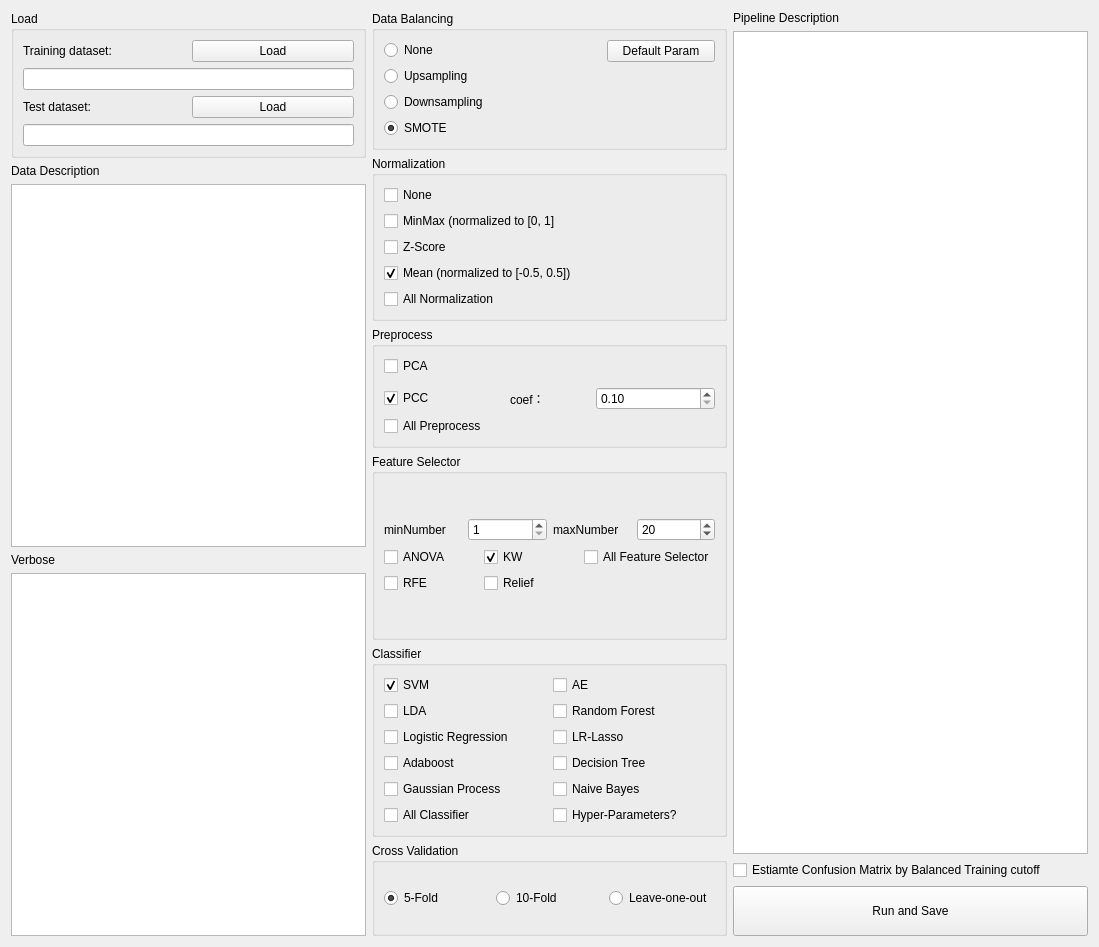
Above: BC/GUI/Process.ui from salan668/FAE before the change. Below: the same form after it.
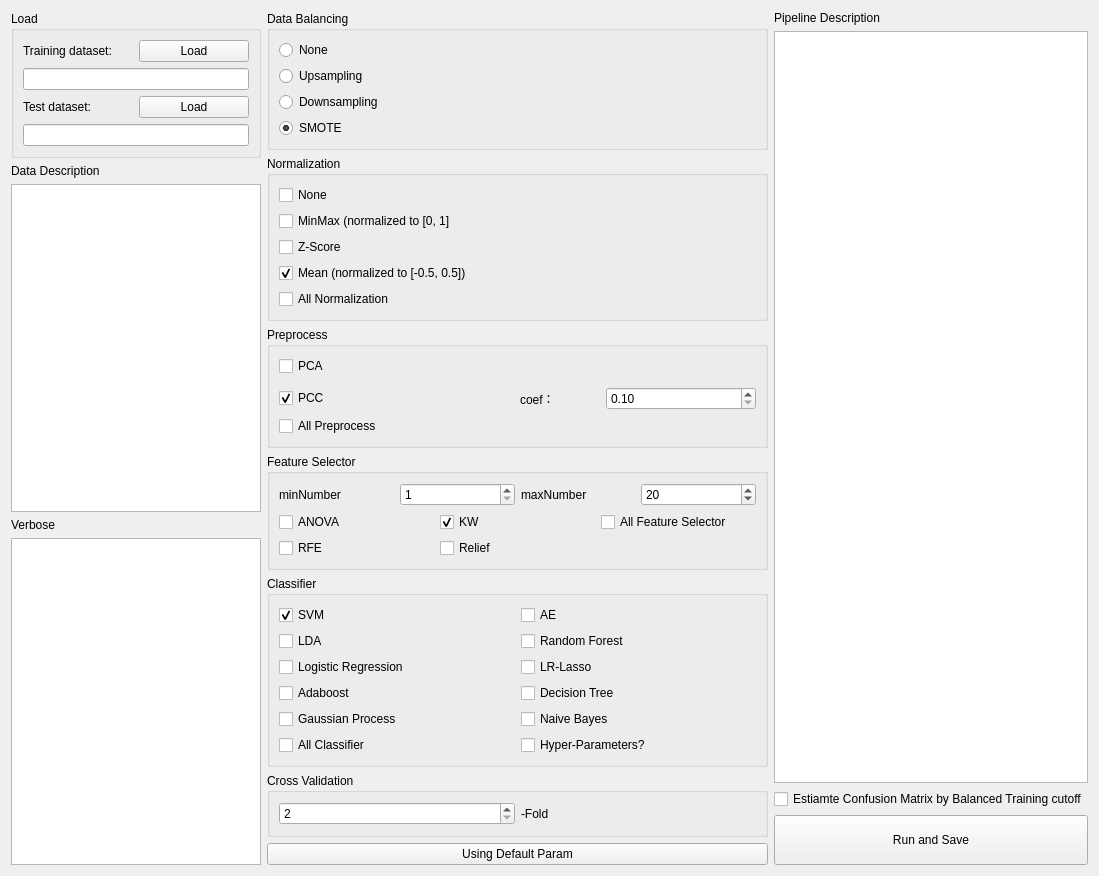
That is the form after the change.

Commit message: Update the Cross Validation for any fold process

The edit to the form file:
```diff
--- a/BC/GUI/Process.ui
+++ b/BC/GUI/Process.ui
@@ -7,7 +7,7 @@
     <x>0</x>
     <y>0</y>
     <width>1099</width>
-    <height>947</height>
+    <height>755</height>
    </rect>
   </property>
   <property name="windowTitle">
@@ -16,9 +16,9 @@
   <property name="locale">
    <locale language="English" country="UnitedStates"/>
   </property>
-  <layout class="QVBoxLayout" name="verticalLayout_15">
+  <layout class="QHBoxLayout" name="horizontalLayout_10">
    <item>
-    <layout class="QHBoxLayout" name="horizontalLayout">
+    <layout class="QHBoxLayout" name="horizontalLayout_9" stretch="1,2,1">
      <item>
       <layout class="QVBoxLayout" name="verticalLayout_10">
        <item>
@@ -115,7 +115,7 @@
       </layout>
      </item>
      <item>
-      <layout class="QVBoxLayout" name="verticalLayout" stretch="1,0,1,2,2,1">
+      <layout class="QVBoxLayout" name="verticalLayout">
        <item>
         <widget class="QGroupBox" name="groupBox_3">
          <property name="title">
@@ -123,7 +123,7 @@
          </property>
          <layout class="QGridLayout" name="gridLayout">
           <item row="0" column="0">
-           <layout class="QHBoxLayout" name="horizontalLayout_8" stretch="2,1">
+           <layout class="QHBoxLayout" name="horizontalLayout_8" stretch="2">
             <item>
              <layout class="QVBoxLayout" name="verticalLayout_6">
               <item>
@@ -162,30 +162,6 @@
               </item>
              </layout>
             </item>
-            <item>
-             <layout class="QVBoxLayout" name="verticalLayout_13">
-              <item>
-               <widget class="QPushButton" name="buttonDefaultParam">
-                <property name="text">
-                 <string>Default Param</string>
-                </property>
-               </widget>
-              </item>
-              <item>
-               <spacer name="verticalSpacer">
-                <property name="orientation">
-                 <enum>Qt::Vertical</enum>
-                </property>
-                <property name="sizeHint" stdset="0">
-                 <size>
-                  <width>20</width>
-                  <height>40</height>
-                 </size>
-                </property>
-               </spacer>
-              </item>
-             </layout>
-            </item>
            </layout>
           </item>
          </layout>
@@ -515,30 +491,20 @@
          <property name="title">
           <string>Cross Validation</string>
          </property>
-         <layout class="QGridLayout" name="gridLayout_7">
-          <item row="0" column="0">
-           <layout class="QHBoxLayout" name="horizontalLayout_7">
+         <layout class="QHBoxLayout" name="horizontalLayout_7">
+          <item>
+           <layout class="QHBoxLayout" name="horizontalLayout">
             <item>
-             <widget class="QRadioButton" name="radio5folder">
-              <property name="text">
-               <string>5-Fold</string>
+             <widget class="QSpinBox" name="spinCvFold">
+              <property name="minimum">
+               <number>2</number>
               </property>
-              <property name="checked">
-               <bool>true</bool>
-              </property>
              </widget>
             </item>
             <item>
-             <widget class="QRadioButton" name="radio10Folder">
+             <widget class="QLabel" name="label_10">
               <property name="text">
-               <string>10-Fold</string>
-              </property>
-             </widget>
-            </item>
-            <item>
-             <widget class="QRadioButton" name="radioLOO">
-              <property name="text">
-               <string>Leave-one-out</string>
+               <string>-Fold</string>
               </property>
              </widget>
             </item>
@@ -547,6 +513,13 @@
          </layout>
         </widget>
        </item>
+       <item>
+        <widget class="QPushButton" name="buttonDefaultParam">
+         <property name="text">
+          <string>Using Default Param</string>
+         </property>
+        </widget>
+       </item>
       </layout>
      </item>
      <item>
```
The commit also changes 8 other files.
